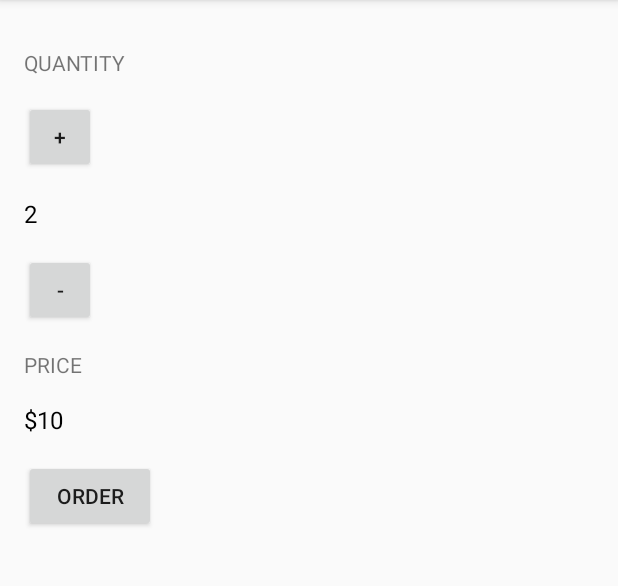
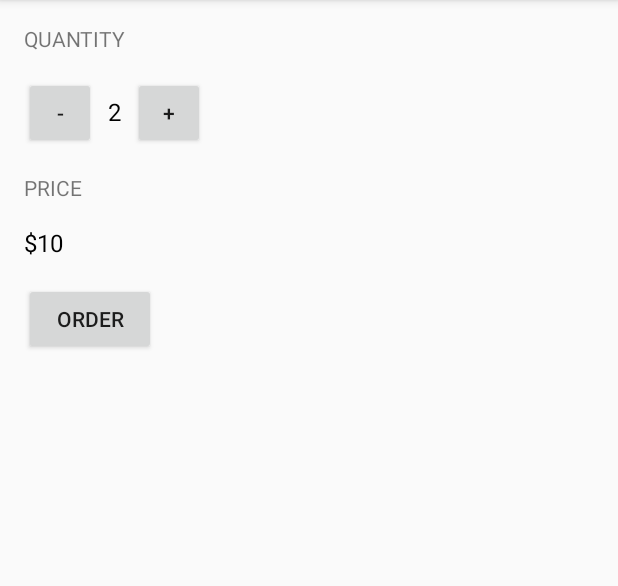
Before and after one commit to RemonShehata/Just-Java, an Android app: the screen it shows after launch (MainActivity), on a phone screen of 412 x 824 dp, the part 84-670 px from its top. Run offline under Robolectric (Android 15) with nearby library versions, the phone set to English and light mode, and no system bars.

Commit message:
Improve the quantity picker layout

```diff
--- a/app/src/main/res/layout/activity_main.xml
+++ b/app/src/main/res/layout/activity_main.xml
@@ -11,22 +11,27 @@
     <TextView
         android:layout_width="wrap_content"
         android:layout_height="wrap_content"
-        android:layout_marginTop="16dp"
+        android:layout_marginBottom="16dp"
         android:text="Quantity"
         android:textAllCaps="true" />
+
+    <LinearLayout
+        android:layout_width="match_parent"
+        android:layout_height="wrap_content"
+        android:orientation="horizontal">
 
         <Button
             android:layout_width="48dp"
             android:layout_height="48dp"
-        android:layout_marginTop="16dp"
-        android:onClick="increment"
-        android:text="+" />
+            android:onClick="decrement"
+            android:text="-" />
 
         <TextView
             android:id="@+id/quantity_text_view"
             android:layout_width="wrap_content"
             android:layout_height="wrap_content"
-        android:layout_marginTop="16dp"
+            android:paddingLeft="8dp"
+            android:paddingRight="8dp"
             android:text="2"
             android:textColor="@android:color/black"
             android:textSize="16sp" />
@@ -34,9 +39,10 @@
         <Button
             android:layout_width="48dp"
             android:layout_height="48dp"
-        android:layout_marginTop="16dp"
-        android:onClick="decrement"
-        android:text="-" />
+            android:onClick="increment"
+            android:text="+" />
+
+    </LinearLayout>
 
     <TextView
         android:layout_width="wrap_content"
```
Lines whose indentation alone changed are shown as unchanged.
